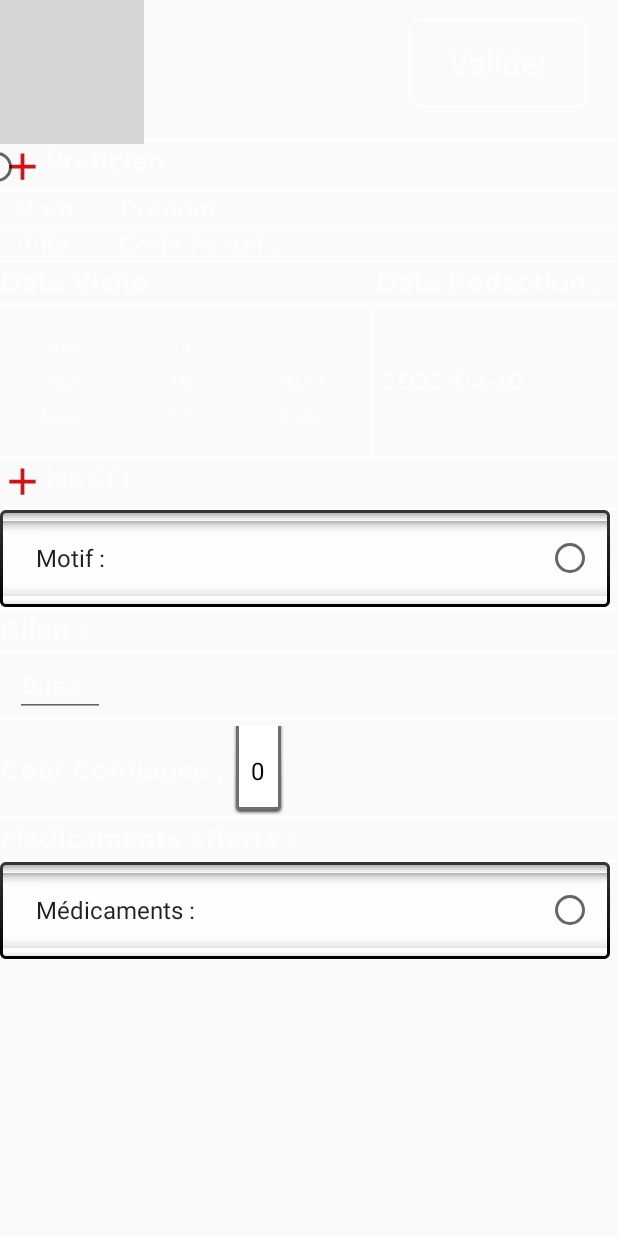
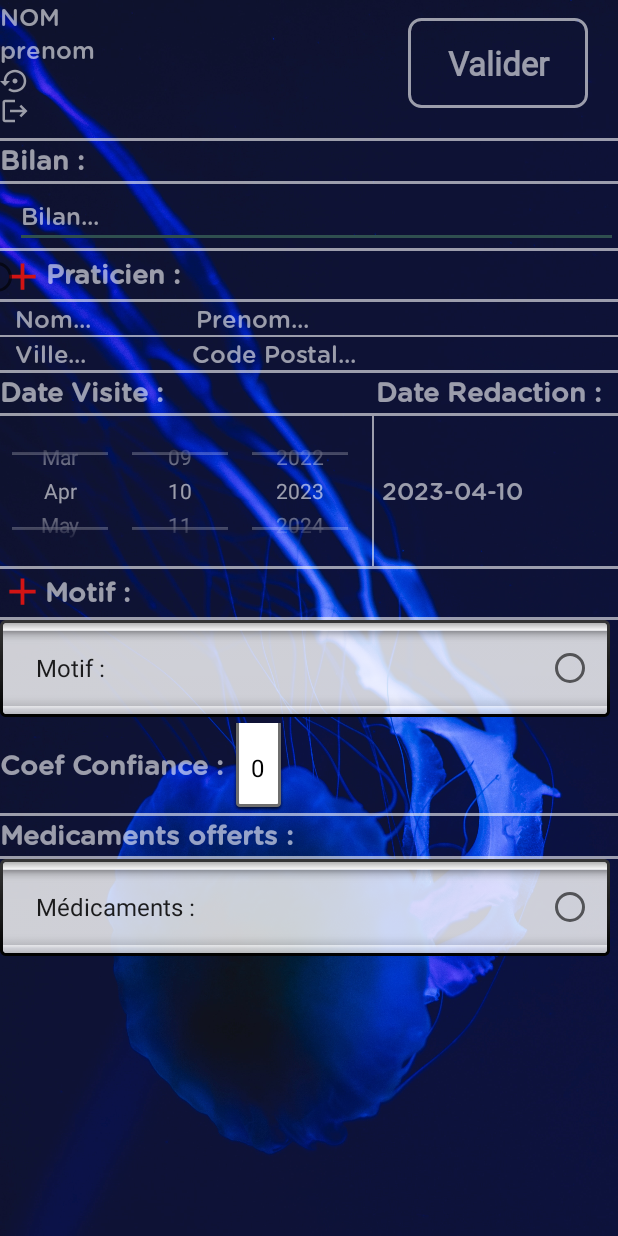
Before and after one commit to inoxtg/GSB-RV, an Android app: the SaisirActivity screen opened directly, with no data from a screen before it, on a phone screen of 412 x 824 dp. Run offline under Robolectric (Android 15) with nearby library versions, the phone set to English and light mode, and no system bars; our stand-ins replace Volley; network calls fail; 4 statements that could not run were skipped; grey boxes are pictures that could not be loaded.

Commit message:
Finish him

```diff
--- a/GSB-RV-Visiteur/app/src/main/java/fr/gsb/rv/visiteur/SaisirActivity.kt
+++ b/GSB-RV-Visiteur/app/src/main/java/fr/gsb/rv/visiteur/SaisirActivity.kt
@@ -14,8 +14,10 @@ import android.widget.AdapterView.OnItemSelectedListener
 import androidx.appcompat.app.AlertDialog
 import androidx.appcompat.app.AppCompatActivity
 import androidx.core.view.isVisible
+import com.android.volley.DefaultRetryPolicy
 import com.android.volley.Request
 import com.android.volley.RequestQueue
+import com.android.volley.RetryPolicy
 import com.android.volley.toolbox.JsonArrayRequest
 import com.android.volley.toolbox.JsonObjectRequest
 import com.android.volley.toolbox.Volley
@@ -27,6 +29,7 @@ import fr.gsb.rv.visiteur.adapteurs.PraticiensAdapter
 import fr.gsb.rv.visiteur.dialogs.DeconnectionDialog
 import fr.gsb.rv.visiteur.dialogs.RetourDialog
 import fr.gsb.rv.visiteur.entites.*
+import fr.gsb.rv.visiteur.services.PraticiensService
 import fr.gsb.rv.visiteur.technique.SessionUser
 import org.json.JSONArray
 import org.json.JSONObject
@@ -40,7 +43,9 @@ class SaisirActivity : AppCompatActivity() {
     val ip: String = BuildConfig.SERVER_URL
     private lateinit var requestQueue: RequestQueue
     lateinit var thisVisiteur: Visiteur
-
+    val retryPolicy: DefaultRetryPolicy = DefaultRetryPolicy(
+        0, -1, DefaultRetryPolicy.DEFAULT_BACKOFF_MULT
+    )
 
     var coefConfiance: Int = -1
     val listCoef = mutableListOf<Int>(0,1,2,3,4,5)
@@ -54,6 +59,7 @@ class SaisirActivity : AppCompatActivity() {
     var motif: Motif = Motif()
     var motTest: Motif = Motif(-1,"Motif : ")
 
+    lateinit var adapaterLvMedicament: MedicamentsAdapter
     var medicaments: MutableList<Medicament> = mutableListOf()
     var medicamentOffertsChoisis = mutableListOf<MedicamentOffert>()
     var medTest = Medicament(" ","Médicaments : "," "," "," "," ")
@@ -71,10 +77,12 @@ class SaisirActivity : AppCompatActivity() {
     override fun onCreate(savedInstanceState: Bundle?) {
 
         requestQueue = Volley.newRequestQueue(this)
+
+        Thread.sleep(100)
         praticiens = this.getLesPraticiens()
-        Thread.sleep(500)
+        Thread.sleep(750)
         medicaments = this.getLesMedicaments()
-        Thread.sleep(500)
+        Thread.sleep(750)
         motifs = this.getMotif()
 
 
@@ -86,9 +94,10 @@ class SaisirActivity : AppCompatActivity() {
         spinnerPraticien = findViewById(R.id.spinnerPraticiens)
         val adapterSpinnerPraticien = PraticiensAdapter(this@SaisirActivity, praticiens)
         spinnerPraticien.adapter = adapterSpinnerPraticien
+        spinnerPraticien.setSelection(0)
         spinnerPraticien.onItemSelectedListener = object : OnItemSelectedListener {
             override fun onItemSelected(p0: AdapterView<*>?, p1: View?, p2: Int, p3: Long) {
-                if(p2 != 0 || praticiens[p2] != praTest ){
+                if(praticiens[p2] != praTest ){
                     praticien = praticiens[p2]
                     Log.i("info clicked", praticien.toString())
                     tvNomPra = findViewById(R.id.tiPraNom)
@@ -112,6 +121,7 @@ class SaisirActivity : AppCompatActivity() {
         // COEF SPINNER
 
         spinnerCoefConfiance = findViewById(R.id.spinnerCoefConfiance)
+        spinnerCoefConfiance.setSelection(0)
         spinnerCoefConfiance.adapter = ArrayAdapter(
             this,
             android.R.layout.simple_spinner_dropdown_item,
@@ -129,10 +139,10 @@ class SaisirActivity : AppCompatActivity() {
         //LIST MEDICAMENTS AJOUTES
 
         lvMedicaments = findViewById(R.id.lvMedicmentsAll)
-        val adapaterLvMedicament = MedicamentsAdapter(this@SaisirActivity, medicamentOffertsChoisis)
+        adapaterLvMedicament = MedicamentsAdapter(this@SaisirActivity, medicamentOffertsChoisis)
         lvMedicaments.adapter = adapaterLvMedicament
         lvMedicaments.setOnItemClickListener { _, _, pos, _ ->
-            confirmationSuppression(medicamentOffertsChoisis[pos], adapaterLvMedicament)
+            confirmationSuppressionDialog(medicamentOffertsChoisis[pos], adapaterLvMedicament)
             adapaterLvMedicament.notifyDataSetChanged()
         }
 
@@ -141,9 +151,10 @@ class SaisirActivity : AppCompatActivity() {
         spinnerMotif= findViewById(R.id.spinnerMotif)
         val adapterSpinnerMotif = MotifAdapter(this@SaisirActivity, motifs)
         spinnerMotif.adapter = adapterSpinnerMotif
+        spinnerMotif.setSelection(0)
         spinnerMotif.onItemSelectedListener = object : AdapterView.OnItemSelectedListener {
             override fun onItemSelected(p0: AdapterView<*>?, p1: View?, p2: Int, p3: Long) {
-                if(p2 != 0 || motifs[p2] != motTest){
+                if(motifs[p2] != motTest){
                     motif = motifs[p2]
                 }else{
                     Toast.makeText(this@SaisirActivity,"Choissisez un motif...",Toast.LENGTH_SHORT).show()
@@ -155,13 +166,13 @@ class SaisirActivity : AppCompatActivity() {
 
         //MEDICAMENTS SPINNER
 
-       spinnerMedicament = findViewById(R.id.spinnerMedicaments)
+        spinnerMedicament = findViewById(R.id.spinnerMedicaments)
         val adapterSpinnerMedicament = MedicamentsCompletAdapter(this@SaisirActivity, medicaments)
-       spinnerMedicament.adapter = adapterSpinnerMedicament
-
+        spinnerMedicament.adapter = adapterSpinnerMedicament
+        spinnerMedicament.setSelection(0)
         spinnerMedicament.onItemSelectedListener = object : AdapterView.OnItemSelectedListener {
             override fun onItemSelected(p0: AdapterView<*>?, p1: View?, p2: Int, p3: Long) {
-                if(p2 != 0 || medicaments[p2] != medTest ){
+                if(medicaments[p2] != medTest ){
                     ajouterMedicamentDialog(medicaments[p2])
                     adapaterLvMedicament.notifyDataSetChanged()
                 }else{
@@ -204,6 +215,22 @@ class SaisirActivity : AppCompatActivity() {
         }
         return true
     }
+    // CLEAR DAtA
+
+    fun clearData(){
+        this.medicamentOffertsChoisis.clear()
+        this.tvCpPra.text = ""
+        this.tvVillePra.text = ""
+        this.tvNomPra.text = ""
+        this.tvPrenomPra.text = ""
+        this.coefConfiance = 0
+        this.spinnerMedicament.setSelection(0)
+        this.spinnerPraticien.setSelection(0)
+        this.spinnerMotif.setSelection(0)
+        this.adapaterLvMedicament.notifyDataSetChanged()
+
+    }
+
     //DIALOG
     fun seDeconnecter(vue: View) {
         DeconnectionDialog().show(this.supportFragmentManager, DeconnectionDialog.TAG)
@@ -237,7 +264,7 @@ class SaisirActivity : AppCompatActivity() {
             }
             .show()
     }
-    fun confirmationSuppression(med: MedicamentOffert, adapter: MedicamentsAdapter){
+    fun confirmationSuppressionDialog(med: MedicamentOffert, adapter: MedicamentsAdapter){
         val medNom = med.leMedicament.nom
         val medQe = med.quantite
 
@@ -267,12 +294,18 @@ class SaisirActivity : AppCompatActivity() {
                 if(qte.text.toString() != ""){
                     quantite += Integer.parseInt(qte.text.toString())
                 }
-                medicamentOffertsChoisis.add(
-                    MedicamentOffert(
-                        med,
-                        quantite
-                    ))
-                dialog.dismiss()
+                if(quantite != 0) {
+                    val medOffert = MedicamentOffert(med, quantite)
+                    for (medic: MedicamentOffert in medicamentOffertsChoisis){
+                        if(medic.leMedicament.nom == medOffert.leMedicament.nom){
+                            medicamentOffertsChoisis.remove(medic)
+                        }
+                    }
+                    medicamentOffertsChoisis.add(medOffert)
+                    dialog.dismiss()
+                }else{
+                    Toast.makeText(this@SaisirActivity,"La quantité doit être supérieur à 0 ",Toast.LENGTH_SHORT).show()
+                }
             }
             .setNegativeButton("Annuler") { _, _ ->
             }
@@ -286,14 +319,15 @@ class SaisirActivity : AppCompatActivity() {
         toast.show()
     }
 
-    //SERVICE BDD
+                                                                                //SERVICE BDD
+    //GET
     fun getLesMedicaments(): MutableList<Medicament>{
 
         medicaments.clear()
 
         val url = "$ip/medicaments"
         val medicaments = mutableListOf<Medicament>()
-        medicaments.add(medTest)
+        medicaments.add(0,medTest)
 
         val request = JsonArrayRequest(
             Request.Method.GET, url, null,
@@ -311,11 +345,11 @@ class SaisirActivity : AppCompatActivity() {
                     medicaments.add(medicament)
                     i += 1
                 }
-                medicaments.sortBy {  it.nom  }
             },
             {
                 Log.i("Error Medicaments : ", it.message.toString())
             })
+        request.retryPolicy = retryPolicy
         requestQueue.add(request)
 
         return medicaments
@@ -326,7 +360,7 @@ class SaisirActivity : AppCompatActivity() {
 
         val url = "$ip/motifs"
         val motifs = mutableListOf<Motif>()
-        motifs.add(motTest)
+        motifs.add(0, motTest)
 
         val request = JsonArrayRequest(
             Request.Method.GET, url, null,
@@ -343,15 +377,17 @@ class SaisirActivity : AppCompatActivity() {
             {
                 Log.i("Error Motif : ", it.toString())
             })
+        request.retryPolicy = retryPolicy
         requestQueue.add(request)
         return motifs
     }
     fun getLesPraticiens(): MutableList<Praticien> {
+
         praticiens.clear()
 
         val url = "$ip/praticiens"
         val praticiens = mutableListOf<Praticien>()
-        praticiens.add(praTest)
+        praticiens.add(0, praTest)
 
         val request = JsonArrayRequest(
             Request.Method.GET, url, null,
@@ -371,11 +407,12 @@ class SaisirActivity : AppCompatActivity() {
             {
                 Log.i("Error Praticien : ", it.toString())
             })
+        request.retryPolicy = retryPolicy
         requestQueue.add(request)
         return praticiens
     }
 
-    //AJOUT
+    //POST
     fun ajouterRapport() {
 
         val url = "$ip/ajouter/rapports"
@@ -399,6 +436,7 @@ class SaisirActivity : AppCompatActivity() {
         val requete = JsonObjectRequest(
             Request.Method.POST, url, params,
             {
+                Thread.sleep(200)
                 ajouterMedicaments(Integer.parseInt(it.getString("numRapport")))
                 Log.i("info rapport num : ", it.getString("numRapport"))
             },
@@ -428,7 +466,10 @@ class SaisirActivity : AppCompatActivity() {
         val requete = JsonArrayRequest(
             Request.Method.POST, url, params,
             {
-                Log.i("info medoc num : ", it.get(0).toString())
+                val nbOfrres = it.get(0).toString()
+                Toast.makeText(this@SaisirActivity,"Rapport enregistré ! ",Toast.LENGTH_LONG).show()
+
+
             },
             { error ->
                 Log.e("INFO POST MEdicaments", "Erreur HTTP :" + "--" + error.message + "--")
@@ -438,11 +479,10 @@ class SaisirActivity : AppCompatActivity() {
     }
     @SuppressLint("SimpleDateFormat")
     fun valider(vue: View){
-        val rapport: Int
-        val medicamentsOfferts: Int
         if(this.verifierAvantValider()) {
             ajouterRapport()
-            Thread.sleep(500)
+            Thread.sleep(100)
+            this.clearData()
         }
     }
 }
--- a/GSB-RV-Visiteur/app/src/main/res/layout/activity_saisir.xml
+++ b/GSB-RV-Visiteur/app/src/main/res/layout/activity_saisir.xml
@@ -15,7 +15,7 @@
                 android:layout_width="match_parent"
                 android:layout_height="match_parent"
                 android:scaleType="centerCrop"
-                android:src="@drawable/nature_img_13"/>
+                android:src="@drawable/nature_img_14jpg"/>
     </FrameLayout>
     <LinearLayout
             android:orientation="horizontal"
@@ -85,6 +85,33 @@
                 android:layout_height="2dp"
                 android:layout_marginTop="2dp"
                 android:background="#96ffffff" />
+        <TextView
+                android:layout_width="wrap_content"
+                android:layout_height="wrap_content"
+                android:fontFamily="@font/gotham"
+                android:text="Bilan : "
+                android:textColor="#96ffffff"
+                android:textStyle="bold"
+                android:textSize="18sp"/>
+        <View
+                android:layout_width="match_parent"
+                android:layout_height="2dp"
+                android:layout_marginTop="2dp"
+                android:background="#96ffffff" />
+        <com.google.android.material.textfield.TextInputEditText
+                android:id="@+id/tvRapportBilan"
+                android:layout_marginStart="10dp"
+                android:layout_width="match_parent"
+                android:layout_height="wrap_content"
+                android:fontFamily="@font/gotham"
+                android:hint="Bilan..."
+                android:textColorHint="#96ffffff"
+                android:textColor="#96ffffff"
+                android:textSize="16sp"/>
+        <View
+                android:layout_width="match_parent"
+                android:layout_height="2dp"
+                android:background="#96ffffff" />
         <LinearLayout
                 android:layout_width="match_parent"
                 android:layout_height="wrap_content"
@@ -96,6 +123,7 @@
                     android:spinnerMode="dialog"
                     android:background="@drawable/base_add_red"/>
             <TextView
+                    android:gravity="center"
                     android:layout_width="wrap_content"
                     android:layout_height="match_parent"
                     android:fontFamily="@font/gotham"
@@ -124,6 +152,11 @@
                     android:hint="Nom..."
                     android:textColor="#96ffffff"
                     android:textSize="16sp"/>
+            <View
+                    android:layout_width="50dp"
+                    android:layout_height="0dp"
+                    android:background="#96ffffff"
+            />
             <TextView
                     android:textColorHint="#96ffffff"
                     android:id="@+id/tiPraPrenom"
@@ -156,6 +189,11 @@
                     android:maxLength="25"
                     android:textColor="#96ffffff"
                     android:textSize="16sp"/>
+            <View
+                    android:layout_width="50dp"
+                    android:layout_height="0dp"
+                    android:background="#96ffffff"
+            />
             <TextView
                     android:textColorHint="#96ffffff"
                     android:id="@+id/tvPraCp"
@@ -250,6 +288,7 @@
                     android:layout_height="30dp"
                     android:id="@+id/btnAjouterMotif"/>
             <TextView
+                    android:gravity="center"
                     android:layout_width="wrap_content"
                     android:layout_height="match_parent"
                     android:fontFamily="@font/gotham"
@@ -275,6 +314,7 @@
                     android:spinnerMode="dialog"
                     android:background="@android:drawable/spinner_background"/>
             <TextView
+                    android:layout_marginLeft="10dp"
                     android:id="@+id/tvAutreMotif"
                     android:layout_width="match_parent"
                     android:layout_height="wrap_content"
@@ -293,43 +333,13 @@
                     android:textSize="18sp"/>
 
         </LinearLayout>
-        <View
-                android:layout_width="match_parent"
-                android:layout_height="2dp"
-                android:background="#96ffffff" />
-        <TextView
-                android:layout_width="wrap_content"
-                android:layout_height="wrap_content"
-                android:fontFamily="@font/gotham"
-                android:text="Bilan : "
-                android:textColor="#96ffffff"
-                android:textStyle="bold"
-                android:textSize="18sp"/>
-        <View
-                android:layout_width="match_parent"
-                android:layout_height="2dp"
-                android:layout_marginTop="2dp"
-                android:background="#96ffffff" />
-        <com.google.android.material.textfield.TextInputEditText
-                android:id="@+id/tvRapportBilan"
-                android:layout_marginStart="10dp"
-                android:layout_width="wrap_content"
-                android:layout_height="wrap_content"
-                android:fontFamily="@font/gotham"
-                android:hint="Bilan..."
-                android:textColorHint="#96ffffff"
-                android:textColor="#96ffffff"
-                android:textSize="16sp"/>
-        <View
-                android:layout_width="match_parent"
-                android:layout_height="2dp"
-                android:background="#96ffffff" />
+
         <LinearLayout
                 android:layout_width="match_parent"
                 android:layout_height="wrap_content"
                 android:orientation="horizontal">
             <TextView
-                    android:layout_marginTop="4dp"
+                    android:layout_gravity="center"
                     android:layout_width="wrap_content"
                     android:layout_height="wrap_content"
                     android:fontFamily="@font/gotham"
```
Also changed, not shown: GSB-RV-Visiteur/app/src/main/java/fr/gsb/rv/visiteur/services/PraticiensService.kt (added, +44 -0 lines), 3 other files.
